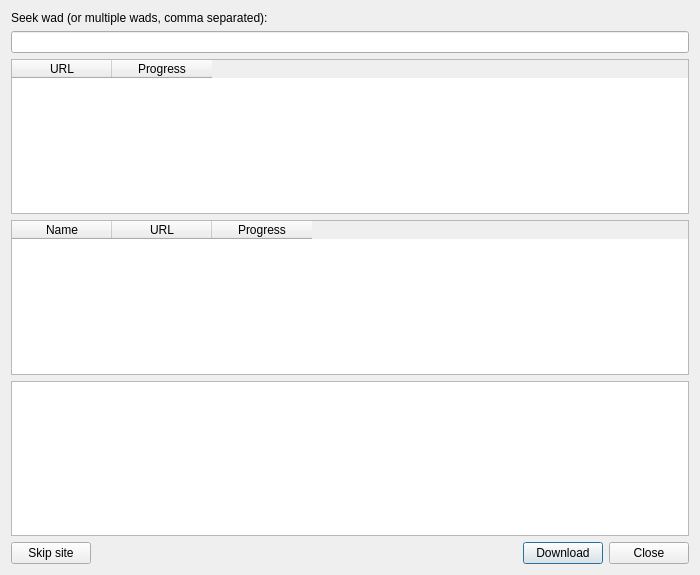
Qt form src/core/gui/wadseekerinterface.ui (Destroyerrrocket/doomseeker-unofficial) before a commit.
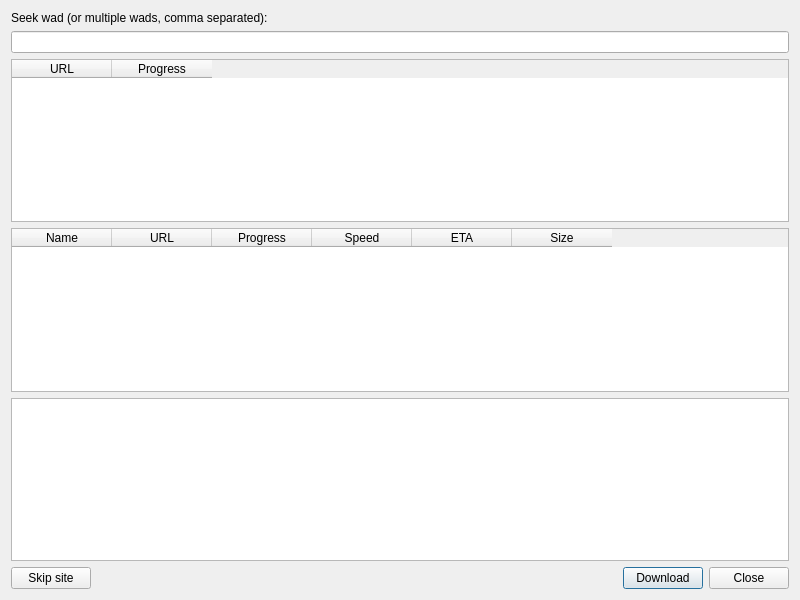
The same form after that commit. Custom widgets are drawn as their Qt base class.

Commit message: - Wadseeker will now look for exact matches in filenames. For example: looking for "test" will not return a file with name "thisisatest.ihave100MB.zip" anymore. - SpeedCalculator will no longer be a part of the Wadseeker's library code as the library doesn't use it directly anymore. It has been moved to the Doomseeker's code. - Fully connected new Wadseeker API to the Doomseeker's interface. The basic functionality should work now, however Wadseeker configuration needs updating and idgames client still needs to be reimplemented.

```diff
--- a/src/core/gui/wadseekerinterface.ui
+++ b/src/core/gui/wadseekerinterface.ui
@@ -6,8 +6,8 @@
    <rect>
     <x>0</x>
     <y>0</y>
-    <width>700</width>
-    <height>575</height>
+    <width>800</width>
+    <height>600</height>
    </rect>
   </property>
   <property name="windowTitle">
@@ -46,6 +46,15 @@
      </item>
      <item>
       <widget class="WadseekerWadsTable" name="twWads">
+       <property name="selectionMode">
+        <enum>QAbstractItemView::ExtendedSelection</enum>
+       </property>
+       <property name="selectionBehavior">
+        <enum>QAbstractItemView::SelectRows</enum>
+       </property>
+       <attribute name="verticalHeaderVisible">
+        <bool>false</bool>
+       </attribute>
        <column>
         <property name="text">
          <string>Name</string>
@@ -61,6 +70,21 @@
          <string>Progress</string>
         </property>
        </column>
+       <column>
+        <property name="text">
+         <string>Speed</string>
+        </property>
+       </column>
+       <column>
+        <property name="text">
+         <string>ETA</string>
+        </property>
+       </column>
+       <column>
+        <property name="text">
+         <string>Size</string>
+        </property>
+       </column>
       </widget>
      </item>
      <item>
```
The commit also changes 25 other files.
